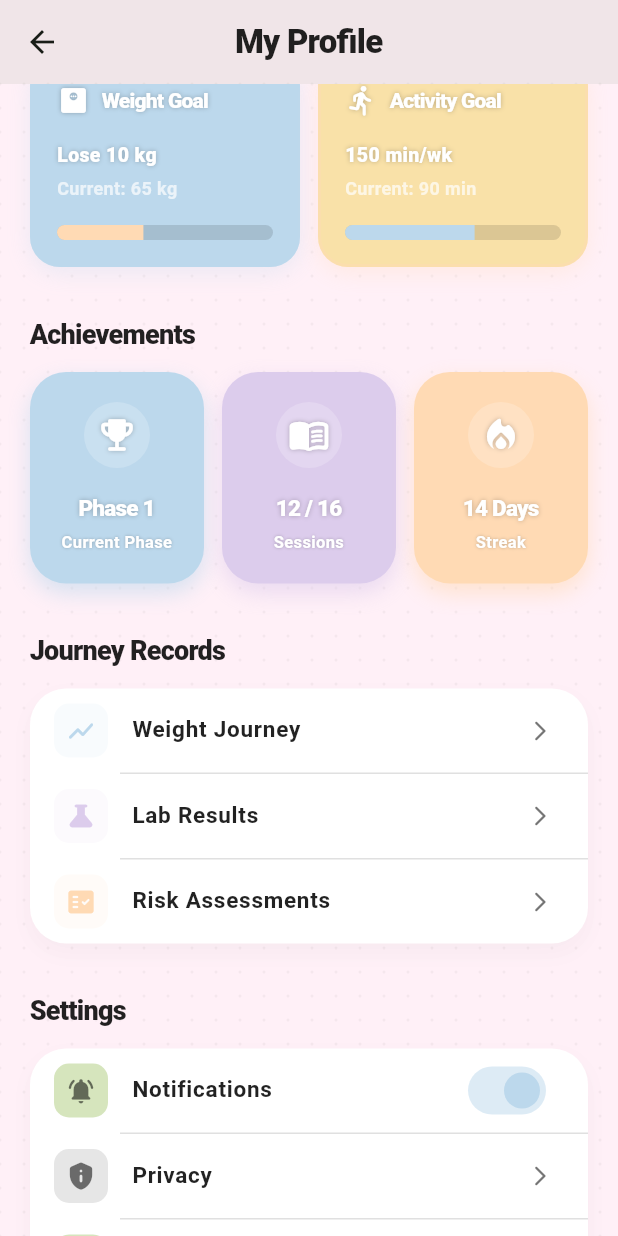
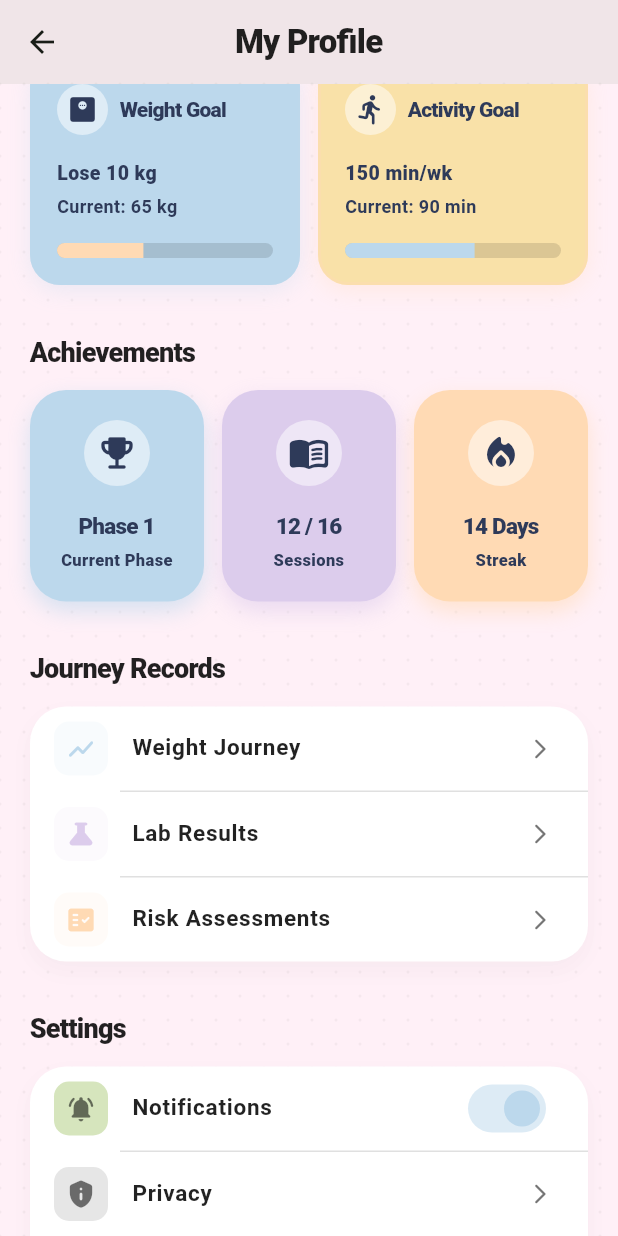
Before and after one commit to KesarPP/DPPHealis, a Flutter app: the ProfileScreen screen opened directly, scrolled down 576 dp, on a phone screen of 412 x 824 dp. Run offline on Flutter 3.47's test engine with Material 3 defaults, Android fonts, the phone set to English and light mode, and no system bars; our stand-ins replace font_awesome_flutter, local_auth, webview_flutter.

Commit message:
Enhance text and icon visibility with dark contrast in profile and sessions UI

```diff
--- a/lib/screens/profile_screen.dart
+++ b/lib/screens/profile_screen.dart
@@ -8,6 +8,7 @@ const Color _pastelYellow = Color(0xFFF9E1A8);
 const Color _pastelBlue = Color(0xFFBCD8EC);
 const Color _pastelPurple = Color(0xFFDCCCEC);
 const Color _pastelPeach = Color(0xFFFFDAB4);
+const Color _darkText = Color(0xFF2E3A59);
 
 class ProfileScreen extends StatelessWidget {
   const ProfileScreen({super.key});
@@ -243,15 +244,22 @@ class _GoalCard extends StatelessWidget {
         children: [
           Row(
             children: [
-              Icon(icon, color: Colors.white, size: 22, shadows: const [Shadow(color: Colors.black26, blurRadius: 4)]),
+              Container(
+                padding: const EdgeInsets.all(6),
+                decoration: BoxDecoration(
+                  color: Colors.white.withValues(alpha: 0.5),
+                  shape: BoxShape.circle,
+                ),
+                child: Icon(icon, color: _darkText, size: 22),
+              ),
               const SizedBox(width: 8),
-              Expanded(child: Text(title, style: const TextStyle(fontSize: 14, fontWeight: FontWeight.w900, color: Colors.white, letterSpacing: -0.5, shadows: [Shadow(color: Colors.black26, blurRadius: 4)]))),
+              Expanded(child: Text(title, style: const TextStyle(fontSize: 14, fontWeight: FontWeight.w900, color: _darkText, letterSpacing: -0.5))),
             ],
           ),
           const SizedBox(height: 16),
-          Text(target, style: const TextStyle(fontSize: 13, fontWeight: FontWeight.w800, color: Colors.white, shadows: [Shadow(color: Colors.black26, blurRadius: 4)])),
+          Text(target, style: const TextStyle(fontSize: 13, fontWeight: FontWeight.w900, color: _darkText)),
           const SizedBox(height: 4),
-          Text(current, style: const TextStyle(fontSize: 12, fontWeight: FontWeight.w600, color: Colors.white70)),
+          Text(current, style: const TextStyle(fontSize: 12, fontWeight: FontWeight.w700, color: _darkText)),
           const SizedBox(height: 16),
           ClipRRect(
             borderRadius: BorderRadius.circular(8),
@@ -292,15 +300,15 @@ class _StatCard extends StatelessWidget {
           Container(
             padding: const EdgeInsets.all(8),
             decoration: BoxDecoration(
-              color: Colors.white.withValues(alpha: 0.2),
+              color: Colors.white.withValues(alpha: 0.5),
               shape: BoxShape.circle,
             ),
-            child: Icon(icon, color: Colors.white, size: 28, shadows: const [Shadow(color: Colors.black26, blurRadius: 4)]),
+            child: Icon(icon, color: _darkText, size: 28),
           ),
           const SizedBox(height: 16),
-          Text(value, style: const TextStyle(fontSize: 15, fontWeight: FontWeight.w900, color: Colors.white, letterSpacing: -0.5, shadows: [Shadow(color: Colors.black26, blurRadius: 4)])),
+          Text(value, style: const TextStyle(fontSize: 15, fontWeight: FontWeight.w900, color: _darkText, letterSpacing: -0.5)),
           const SizedBox(height: 4),
-          Text(title, textAlign: TextAlign.center, style: const TextStyle(fontSize: 11, fontWeight: FontWeight.w700, color: Colors.white, shadows: [Shadow(color: Colors.black26, blurRadius: 2)])),
+          Text(title, textAlign: TextAlign.center, style: const TextStyle(fontSize: 11, fontWeight: FontWeight.w800, color: _darkText)),
         ],
       ),
     );
--- a/lib/screens/sessions_screen.dart
+++ b/lib/screens/sessions_screen.dart
@@ -18,7 +18,7 @@ class SessionsScreen extends StatelessWidget {
   @override
   Widget build(BuildContext context) {
     return Scaffold(
-      backgroundColor: _pastelBlue.withValues(alpha: 0.3),
+      backgroundColor: _pastelBlue,
       floatingActionButton: FloatingActionButton.extended(
         onPressed: () {},
         backgroundColor: Color.lerp(_pastelBlue, Colors.black, 0.1)!, // slightly darker pastel blue
```
